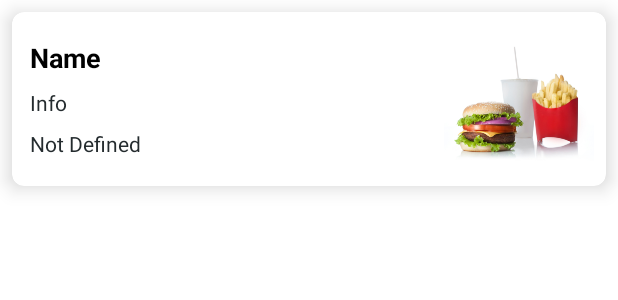
After one commit to JoseArtur/StarsCoffee, an Android app: the layout list_voucher.xml on its own in the app's theme, with its tools: preview values and no code run, on a phone screen of 412 x 824 dp. The commit adds this screen. Shown: the top 300 px of the screen. Run offline under Robolectric (Android 15) with nearby library versions, the phone set to English and light mode, and no system bars.

Commit message:
Created voucher page activity

```diff
--- a/app/src/main/AndroidManifest.xml
+++ b/app/src/main/AndroidManifest.xml
@@ -40,6 +40,9 @@
             android:name=".RestaurantsActivity"
             android:exported="false" />
         <activity
+            android:name=".VoucherActivity"
+            android:exported="false" />
+        <activity
             android:name=".SignupActivity"
             android:exported="true">
             <intent-filter>
--- /dev/null
+++ b/app/src/main/res/layout/list_voucher.xml
@@ -0,0 +1,60 @@
+<?xml version="1.0" encoding="utf-8"?>
+<androidx.cardview.widget.CardView xmlns:android="http://schemas.android.com/apk/res/android"
+    android:layout_width="match_parent"
+    android:layout_height="wrap_content"
+    xmlns:app="http://schemas.android.com/apk/res-auto"
+    app:cardBackgroundColor="@color/white"
+    app:cardCornerRadius="8dp"
+    android:id="@+id/voucherList_container"
+    app:cardElevation="8dp"
+    android:layout_margin="8dp">
+    <LinearLayout
+        android:gravity="center"
+        android:layout_margin="8dp"
+        android:orientation="horizontal"
+        android:layout_width="match_parent"
+        android:layout_height="wrap_content">
+        <LinearLayout
+            android:layout_width="0dp"
+            android:layout_height="wrap_content"
+            android:layout_weight="1"
+            android:orientation="vertical">
+            <TextView
+                android:id="@+id/textView_voucherName"
+                android:text="Name"
+                android:textSize="18sp"
+                android:textColor="@color/black"
+                android:textStyle="bold"
+                android:padding="4dp"
+                android:layout_width="match_parent"
+                android:layout_height="wrap_content"/>
+            <TextView
+                android:id="@+id/textView_voucherInfo"
+                android:text="Info"
+                android:textSize="14sp"
+                android:textColor="@color/dark_grey"
+                android:textStyle="normal"
+                android:maxLines="2"
+                android:padding="4dp"
+                android:layout_width="match_parent"
+                android:layout_height="wrap_content"/>
+            <TextView
+                android:id="@+id/textView_voucherPrice"
+                android:text="Not Defined"
+                android:textSize="14sp"
+                android:textColor="@color/dark_grey"
+                android:textStyle="normal"
+                android:maxLines="2"
+                android:padding="4dp"
+                android:layout_width="match_parent"
+                android:layout_height="wrap_content"/>
+        </LinearLayout>
+        <ImageView
+            android:id="@+id/imageView_vouchers"
+            android:src="@drawable/meal"
+            android:scaleType="fitCenter"
+            android:layout_width="100dp"
+            android:layout_height="100dp"/>
+    </LinearLayout>
+
+</androidx.cardview.widget.CardView>
```
Also changed, not shown: app/src/main/java/com/evanemran/quickfoods/MainActivity.kt (+20 -5 lines), app/src/main/java/com/evanemran/quickfoods/VoucherActivity.kt (added, +45 -0 lines), app/src/main/java/com/evanemran/quickfoods/adapters/VoucherListAdapter.kt (added, +57 -0 lines), app/src/main/java/com/evanemran/quickfoods/fragments/VoucherListFragment.kt (added, +51 -0 lines), app/src/main/java/com/evanemran/quickfoods/models/Vouchers.kt (added, +30 -0 lines), app/src/main/res/layout/activity_voucher.xml (added, +35 -0 lines), app/src/main/res/layout/fragment_voucher.xml (added, +15 -0 lines).
